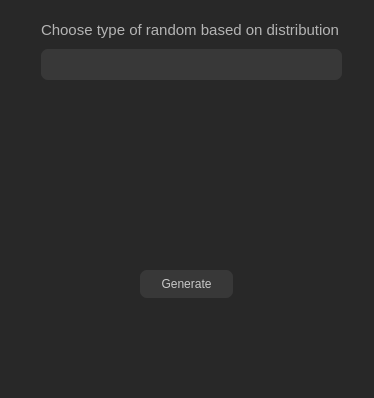
This is resource/gui/RandomDialog.ui in dthung1602/NetworkVisualization as Qt 5 draws it before an edit. The edited form follows.
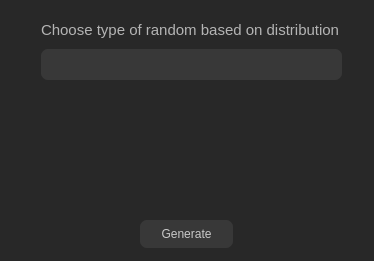
This is the edited form. Icons and pictures are not drawn.

```diff
--- a/resource/gui/RandomDialog.ui
+++ b/resource/gui/RandomDialog.ui
@@ -7,7 +7,7 @@
     <x>0</x>
     <y>0</y>
     <width>374</width>
-    <height>398</height>
+    <height>261</height>
    </rect>
   </property>
   <property name="windowTitle">
@@ -22,7 +22,7 @@
      <x>40</x>
      <y>90</y>
      <width>301</width>
-     <height>161</height>
+     <height>121</height>
     </rect>
    </property>
    <layout class="QVBoxLayout" name="randomLayout"/>
@@ -31,7 +31,7 @@
    <property name="geometry">
     <rect>
      <x>140</x>
-     <y>270</y>
+     <y>220</y>
      <width>93</width>
      <height>28</height>
     </rect>
```
